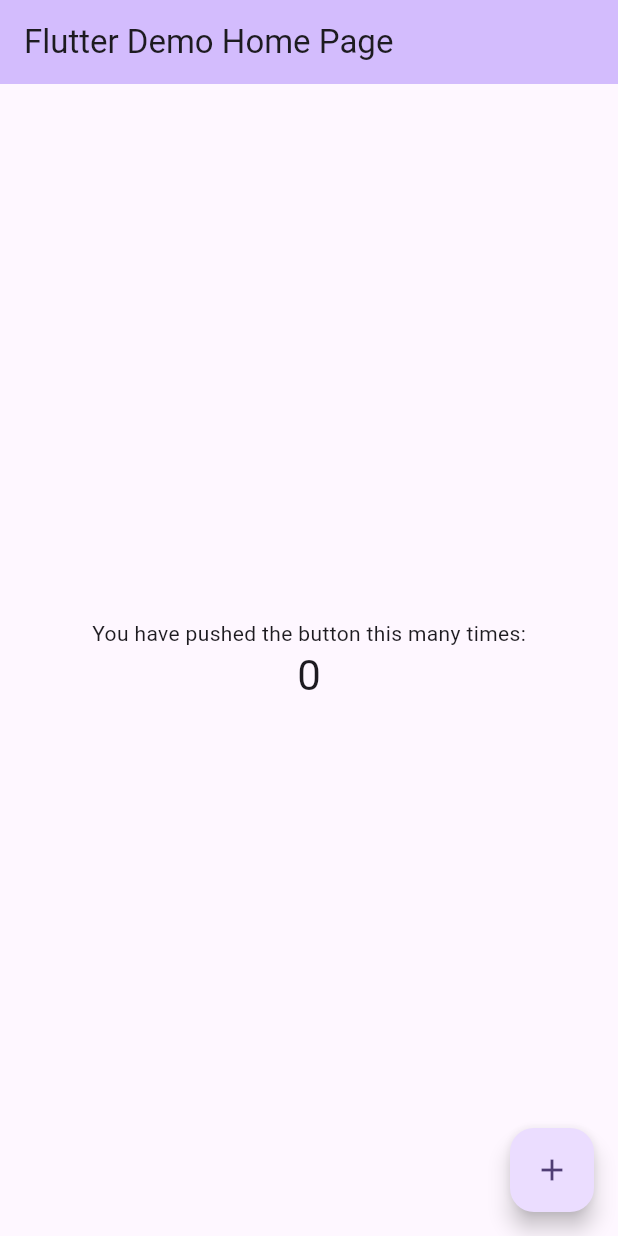
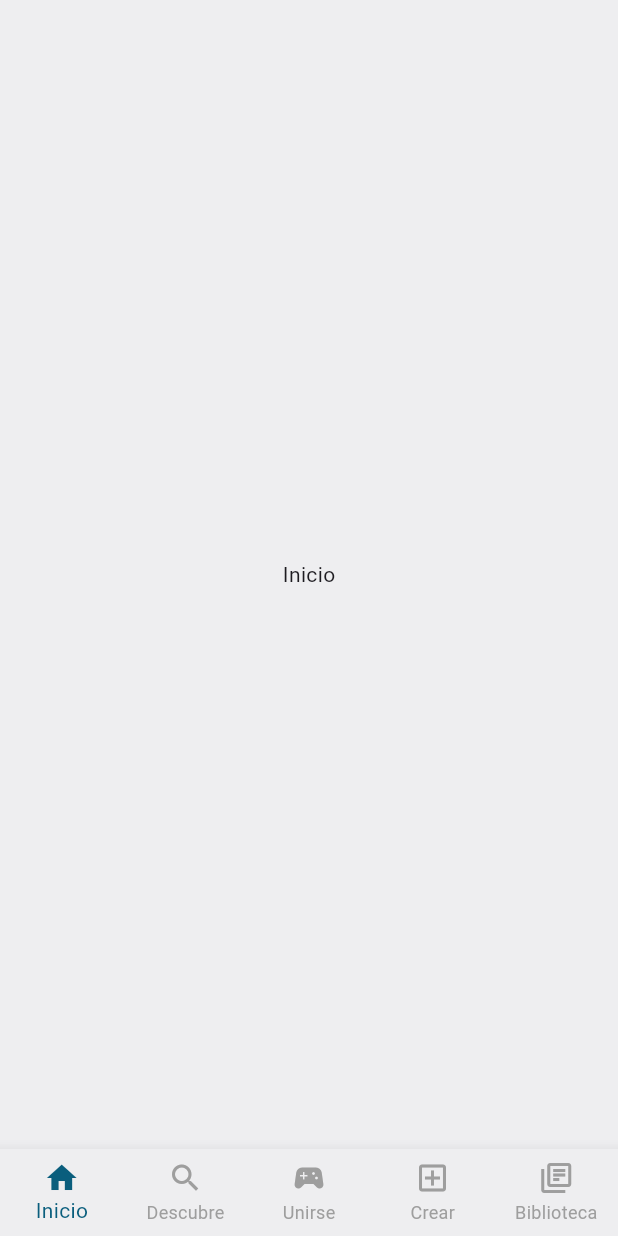
Before and after one commit to Green-Team-UCAB/green_frontend, a Flutter app: the screen it shows after launch, on a phone screen of 412 x 824 dp. Run offline on Flutter 3.47's test engine with Material 3 defaults, Android fonts, the phone set to English and light mode, and no system bars.

Commit message:
Creación de la vista del menú de navegación, paleta de colores y actualización del main

```diff
--- /dev/null
+++ b/lib/core/theme/app_pallete.dart
@@ -0,0 +1,13 @@
+import 'package:flutter/material.dart';
+
+class AppPallete {
+  static const Color backgroundColor = Color.fromRGBO(238, 238, 240, 1);
+  static const Color gradient1 = Color.fromRGBO(10, 94, 125, 1);
+  static const Color gradient2 = Color.fromRGBO(3, 131, 145, 1);
+  static const Color gradient3 = Color.fromRGBO(62, 142, 149, 1);
+  static const Color borderColor = Color.fromRGBO(52, 51, 67, 1);
+  static const Color blackColor = Colors.black;
+  static const Color greyColor = Colors.grey;
+  static const Color errorColor = Colors.redAccent;
+  static const Color transparentColor = Color.fromARGB(255, 255, 255, 255);
+}
--- /dev/null
+++ b/lib/features/menu_navegation/presentation/screens/nav_bar_selection_screen.dart
@@ -0,0 +1,88 @@
+import 'package:flutter/material.dart';
+import 'package:green_frontend/core/theme/app_pallete.dart';
+
+class NavBarSelectionScreen extends StatefulWidget{
+  final int initialIndex;
+  const NavBarSelectionScreen({super.key, this.initialIndex=0});
+
+  @override
+  State<NavBarSelectionScreen> createState() => _NavBarSelectionScreenState();
+
+}
+  class _NavBarSelectionScreenState extends State<NavBarSelectionScreen> {
+  final PageStorageBucket bucket = PageStorageBucket();
+    final pages =[
+      Scaffold(
+        body: Center(
+          child: Text('Inicio'),
+        ),
+      ),
+      Scaffold(
+        body: Center(
+          child: Text('Descubre'),
+        ),
+      ),
+      Scaffold(
+        body: Center(
+          child: Text('Unirse')
+        )
+      ),
+      Scaffold(
+        body: Center(
+          child: Text('Crear')
+        )
+      ),
+      Scaffold(
+        body: Center(
+          child: Text('Biblioteca')
+        )
+      ),
+    ];
+
+  late int selectedIndex;
+  @override
+  void initState(){
+    selectedIndex = widget.initialIndex;
+    super.initState();
+  }
+  @override
+  Widget build(BuildContext context) {
+    return Scaffold(
+      body: PageStorage(bucket: bucket, child: pages[selectedIndex]),
+      backgroundColor: AppPallete.backgroundColor,
+      bottomNavigationBar: BottomNavigationBar(
+        type: BottomNavigationBarType.fixed,
+        backgroundColor: AppPallete.backgroundColor,
+        currentIndex: selectedIndex,
+        onTap: (index) {
+          setState(() {
+            selectedIndex = index;
+          });
+        },
+        selectedItemColor: AppPallete.gradient1,
+        unselectedItemColor: AppPallete.greyColor,
+        items: const [
+          BottomNavigationBarItem(
+            icon: Icon(Icons.home),
+            label: 'Inicio',
+          ),
+          BottomNavigationBarItem(
+            icon: Icon(Icons.search),
+            label: 'Descubre',
+          ),
+          BottomNavigationBarItem(
+            icon: Icon(Icons.sports_esports),
+            label: 'Unirse',
+          ),
+          BottomNavigationBarItem(
+            icon: Icon(Icons.add_box_outlined),
+            label: 'Crear',
+          ),
+          BottomNavigationBarItem(
+            icon: Icon(Icons.library_books_outlined),
+            label: 'Biblioteca',
+          ),
+        ],),
+    );
+  }
+}
--- a/lib/main.dart
+++ b/lib/main.dart
@@ -1,4 +1,6 @@
 import 'package:flutter/material.dart';
+import 'package:green_frontend/core/theme/app_pallete.dart';
+import 'package:green_frontend/features/menu_navegation/presentation/screens/nav_bar_selection_screen.dart';
 
 void main() {
   runApp(const MyApp());
@@ -11,112 +13,13 @@ class MyApp extends StatelessWidget {
   @override
   Widget build(BuildContext context) {
     return MaterialApp(
-      title: 'Flutter Demo',
+      title: 'Quiz App',
+      debugShowCheckedModeBanner: false,
       theme: ThemeData(
-        // This is the theme of your application.
-        //
-        // TRY THIS: Try running your application with "flutter run". You'll see
-        // the application has a purple toolbar. Then, without quitting the app,
-        // try changing the seedColor in the colorScheme below to Colors.green
-        // and then invoke "hot reload" (save your changes or press the "hot
-        // reload" button in a Flutter-supported IDE, or press "r" if you used
-        // the command line to start the app).
-        //
-        // Notice that the counter didn't reset back to zero; the application
-        // state is not lost during the reload. To reset the state, use hot
-        // restart instead.
-        //
-        // This works for code too, not just values: Most code changes can be
-        // tested with just a hot reload.
-        colorScheme: ColorScheme.fromSeed(seedColor: Colors.deepPurple),
+        primarySwatch: Colors.blue,
+        scaffoldBackgroundColor: AppPallete.backgroundColor,
       ),
-      home: const MyHomePage(title: 'Flutter Demo Home Page'),
+      home: const NavBarSelectionScreen(),
     );
   }
 }
-
-class MyHomePage extends StatefulWidget {
-  const MyHomePage({super.key, required this.title});
-
-  // This widget is the home page of your application. It is stateful, meaning
-  // that it has a State object (defined below) that contains fields that affect
-  // how it looks.
-
-  // This class is the configuration for the state. It holds the values (in this
-  // case the title) provided by the parent (in this case the App widget) and
-  // used by the build method of the State. Fields in a Widget subclass are
-  // always marked "final".
-
-  final String title;
-
-  @override
-  State<MyHomePage> createState() => _MyHomePageState();
-}
-
-class _MyHomePageState extends State<MyHomePage> {
-  int _counter = 0;
-
-  void _incrementCounter() {
-    setState(() {
-      // This call to setState tells the Flutter framework that something has
-      // changed in this State, which causes it to rerun the build method below
-      // so that the display can reflect the updated values. If we changed
-      // _counter without calling setState(), then the build method would not be
-      // called again, and so nothing would appear to happen.
-      _counter++;
-    });
-  }
-
-  @override
-  Widget build(BuildContext context) {
-    // This method is rerun every time setState is called, for instance as done
-    // by the _incrementCounter method above.
-    //
-    // The Flutter framework has been optimized to make rerunning build methods
-    // fast, so that you can just rebuild anything that needs updating rather
-    // than having to individually change instances of widgets.
-    return Scaffold(
-      appBar: AppBar(
-        // TRY THIS: Try changing the color here to a specific color (to
-        // Colors.amber, perhaps?) and trigger a hot reload to see the AppBar
-        // change color while the other colors stay the same.
-        backgroundColor: Theme.of(context).colorScheme.inversePrimary,
-        // Here we take the value from the MyHomePage object that was created by
-        // the App.build method, and use it to set our appbar title.
-        title: Text(widget.title),
-      ),
-      body: Center(
-        // Center is a layout widget. It takes a single child and positions it
-        // in the middle of the parent.
-        child: Column(
-          // Column is also a layout widget. It takes a list of children and
-          // arranges them vertically. By default, it sizes itself to fit its
-          // children horizontally, and tries to be as tall as its parent.
-          //
-          // Column has various properties to control how it sizes itself and
-          // how it positions its children. Here we use mainAxisAlignment to
-          // center the children vertically; the main axis here is the vertical
-          // axis because Columns are vertical (the cross axis would be
-          // horizontal).
-          //
-          // TRY THIS: Invoke "debug painting" (choose the "Toggle Debug Paint"
-          // action in the IDE, or press "p" in the console), to see the
-          // wireframe for each widget.
-          mainAxisAlignment: MainAxisAlignment.center,
-          children: <Widget>[
-            const Text('You have pushed the button this many times:'),
-            Text(
-              '$_counter',
-              style: Theme.of(context).textTheme.headlineMedium,
-            ),
-          ],
-        ),
-      ),
-      floatingActionButton: FloatingActionButton(
-        onPressed: _incrementCounter,
-        tooltip: 'Increment',
-        child: const Icon(Icons.add),
-      ), // This trailing comma makes auto-formatting nicer for build methods.
-    );
-  }
-}
```
